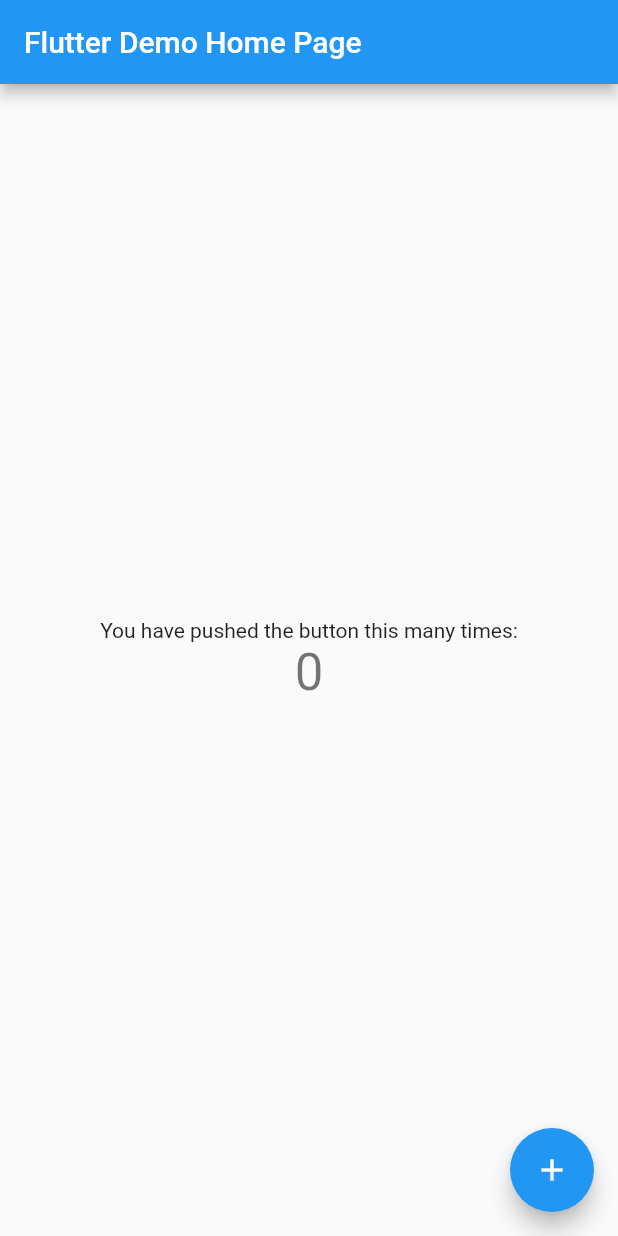
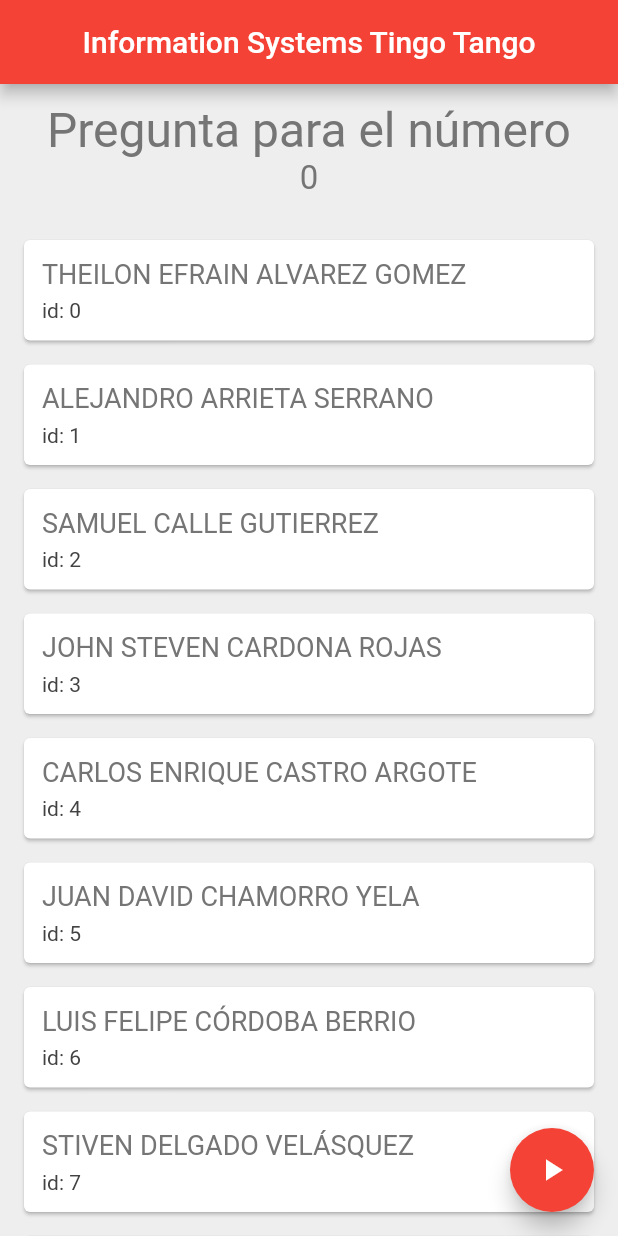
Before and after one commit to Youngermaster/Information-Systems-2021-1-Tingo-Tango, a Flutter app: the screen it shows after launch, on a phone screen of 412 x 824 dp. Run offline on Flutter 3.47's test engine with Material 2 defaults, Android fonts, the phone set to English and light mode, and no system bars.

Commit message:
🔥 little changes added

```diff
--- a/lib/main.dart
+++ b/lib/main.dart
@@ -1,113 +1,19 @@
 import 'package:flutter/material.dart';
-
+import 'package:sinfo_tingo_tango/views/card.dart';
 void main() {
   runApp(MyApp());
 }
 
 class MyApp extends StatelessWidget {
-  // This widget is the root of your application.
   @override
   Widget build(BuildContext context) {
     return MaterialApp(
-      title: 'Flutter Demo',
+      title: 'Tingo Tango',
       theme: ThemeData(
-        // This is the theme of your application.
-        //
-        // Try running your application with "flutter run". You'll see the
-        // application has a blue toolbar. Then, without quitting the app, try
-        // changing the primarySwatch below to Colors.green and then invoke
-        // "hot reload" (press "r" in the console where you ran "flutter run",
-        // or simply save your changes to "hot reload" in a Flutter IDE).
-        // Notice that the counter didn't reset back to zero; the application
-        // is not restarted.
-        primarySwatch: Colors.blue,
+        primarySwatch: Colors.red,
+        visualDensity: VisualDensity.adaptivePlatformDensity,
       ),
-      home: MyHomePage(title: 'Flutter Demo Home Page'),
+      home: MyHomePage(title: 'Information Systems Tingo Tango'),
     );
   }
 }
-
-class MyHomePage extends StatefulWidget {
-  MyHomePage({Key key, this.title}) : super(key: key);
-
-  // This widget is the home page of your application. It is stateful, meaning
-  // that it has a State object (defined below) that contains fields that affect
-  // how it looks.
-
-  // This class is the configuration for the state. It holds the values (in this
-  // case the title) provided by the parent (in this case the App widget) and
-  // used by the build method of the State. Fields in a Widget subclass are
-  // always marked "final".
-
-  final String title;
-
-  @override
-  _MyHomePageState createState() => _MyHomePageState();
-}
-
-class _MyHomePageState extends State<MyHomePage> {
-  int _counter = 0;
-
-  void _incrementCounter() {
-    setState(() {
-      // This call to setState tells the Flutter framework that something has
-      // changed in this State, which causes it to rerun the build method below
-      // so that the display can reflect the updated values. If we changed
-      // _counter without calling setState(), then the build method would not be
-      // called again, and so nothing would appear to happen.
-      _counter++;
-    });
-  }
-
-  @override
-  Widget build(BuildContext context) {
-    // This method is rerun every time setState is called, for instance as done
-    // by the _incrementCounter method above.
-    //
-    // The Flutter framework has been optimized to make rerunning build methods
-    // fast, so that you can just rebuild anything that needs updating rather
-    // than having to individually change instances of widgets.
-    return Scaffold(
-      appBar: AppBar(
-        // Here we take the value from the MyHomePage object that was created by
-        // the App.build method, and use it to set our appbar title.
-        title: Text(widget.title),
-      ),
-      body: Center(
-        // Center is a layout widget. It takes a single child and positions it
-        // in the middle of the parent.
-        child: Column(
-          // Column is also a layout widget. It takes a list of children and
-          // arranges them vertically. By default, it sizes itself to fit its
-          // children horizontally, and tries to be as tall as its parent.
-          //
-          // Invoke "debug painting" (press "p" in the console, choose the
-          // "Toggle Debug Paint" action from the Flutter Inspector in Android
-          // Studio, or the "Toggle Debug Paint" command in Visual Studio Code)
-          // to see the wireframe for each widget.
-          //
-          // Column has various properties to control how it sizes itself and
-          // how it positions its children. Here we use mainAxisAlignment to
-          // center the children vertically; the main axis here is the vertical
-          // axis because Columns are vertical (the cross axis would be
-          // horizontal).
-          mainAxisAlignment: MainAxisAlignment.center,
-          children: <Widget>[
-            Text(
-              'You have pushed the button this many times:',
-            ),
-            Text(
-              '$_counter',
-              style: Theme.of(context).textTheme.headline4,
-            ),
-          ],
-        ),
-      ),
-      floatingActionButton: FloatingActionButton(
-        onPressed: _incrementCounter,
-        tooltip: 'Increment',
-        child: Icon(Icons.add),
-      ), // This trailing comma makes auto-formatting nicer for build methods.
-    );
-  }
-}
--- /dev/null
+++ b/lib/models/student.dart
@@ -0,0 +1,5 @@
+class Student {
+  String name;
+  int id;
+  Student(this.name, this.id);
+}
--- /dev/null
+++ b/lib/views/card.dart
@@ -0,0 +1,132 @@
+import 'package:flutter/material.dart';
+import 'dart:math';
+import 'package:sinfo_tingo_tango/models/student.dart';
+
+class MyHomePage extends StatefulWidget {
+  MyHomePage({Key key, this.title}) : super(key: key);
+
+  final String title;
+
+  @override
+  _MyHomePageState createState() => _MyHomePageState();
+}
+
+class _MyHomePageState extends State<MyHomePage> {
+  int _randomNumber = 0;
+
+  void _generateRandomNumber() {
+    setState(() {
+      _randomNumber = Random().nextInt(32);
+    });
+  }
+
+  List<Student> students = [
+    Student('THEILON EFRAIN ALVAREZ GOMEZ', 0),
+    Student('ALEJANDRO ARRIETA SERRANO', 1),
+    Student('SAMUEL CALLE GUTIERREZ', 2),
+    Student('JOHN STEVEN CARDONA ROJAS', 3),
+    Student('CARLOS ENRIQUE CASTRO ARGOTE', 4),
+    Student('JUAN DAVID CHAMORRO YELA', 5),
+    Student('LUIS FELIPE CÓRDOBA BERRIO', 6),
+    Student('STIVEN DELGADO VELÁSQUEZ', 7),
+    Student('JOSE MANUEL ESCOBAR BETANCUR', 8),
+    Student('SARA GARCÍA SÁNCHEZ', 9),
+    Student('JUAN PABLO GARCIA SEPULVEDA', 10),
+    Student('JUAN CAMILO GARCIA THOMAS', 11),
+    Student('ZARID GOMEZ ANDRADE', 12),
+    Student('NICOLÁS GÓMEZ CARMONA', 13),
+    Student('JULIAN ISAZA ACOSTA', 14),
+    Student('JUAN JOSE LOPEZ RESTREPO', 15),
+    Student('ESTEBAN MARTINEZ ALZATE', 16),
+    Student('LAURA MONCADA VALBUENA', 17),
+    Student('ANA MARIA MONTOYA VARGAS', 18),
+    Student('VALENTINA OSSA RAMÍREZ', 19),
+    Student('JUAN PABLO RAMIREZ RAMIREZ', 20),
+    Student('ESTEBAN RESTREPO MONTOYA', 21),
+    Student('JUAN PABLO RIOS CARDONA', 22),
+    Student('STHEISY SANABRIA HERRERA', 23),
+    Student('SIMON SEPULVEDA SALAZAR', 24),
+    Student('NICOLAS ENRIQUE SILVA LONDOÑO', 25),
+    Student('SANTIAGO TRUJILLO AVENDAÑO', 26),
+    Student('MATEO VELASQUEZ PENAGOS', 27),
+    Student('SIMON VELASQUEZ GOMEZ', 28),
+    Student('MATEO VELASQUEZ RESTREPO', 29),
+    Student('MARIA ALEJANDRA ZAPATA LÓPEZ', 30),
+    Student('STEFANIA ZAPATA OSORIO', 31),
+  ];
+
+  Widget studentTemplate(student) {
+    return Card(
+        margin: const EdgeInsets.fromLTRB(16.0, 16.0, 16.0, 0),
+        child: Padding(
+          padding: const EdgeInsets.all(12.0),
+          child: Column(
+            crossAxisAlignment: CrossAxisAlignment.stretch,
+            children: <Widget>[
+              Text(
+                student.name,
+                style: TextStyle(
+                  fontSize: 18.0,
+                  color: Colors.grey[600],
+                ),
+              ),
+              SizedBox(height: 6.0),
+              Text(
+                "id: ${student.id}",
+                style: TextStyle(
+                  fontSize: 14.0,
+                  color: Colors.grey[800],
+                ),
+              ),
+            ],
+          ),
+        ));
+  }
+
+  @override
+  Widget build(BuildContext context) {
+    return Scaffold(
+      backgroundColor: Colors.grey[200],
+      appBar: AppBar(
+        title: Text(widget.title),
+        centerTitle: true,
+      ),
+      body: SingleChildScrollView(
+        child: Column(
+          children: [
+            Padding(
+              padding: const EdgeInsets.all(12.0),
+              child: Column(
+                children: [
+                  Text(
+                    "Pregunta para el número",
+                    style: TextStyle(
+                      fontSize: 32.0,
+                      color: Colors.grey[600],
+                    ),
+                  ),
+                  Text(
+                    "$_randomNumber",
+                    style: TextStyle(
+                      fontSize: 22.0,
+                      color: Colors.grey[600],
+                    ),
+                  ),
+                ],
+              ),
+            ),
+            Column(
+              children:
+                  students.map((student) => studentTemplate(student)).toList(),
+            ),
+          ],
+        ),
+      ),
+      floatingActionButton: FloatingActionButton(
+        onPressed: _generateRandomNumber,
+        tooltip: 'Get random number',
+        child: Icon(Icons.play_arrow),
+      ),
+    );
+  }
+}
```
